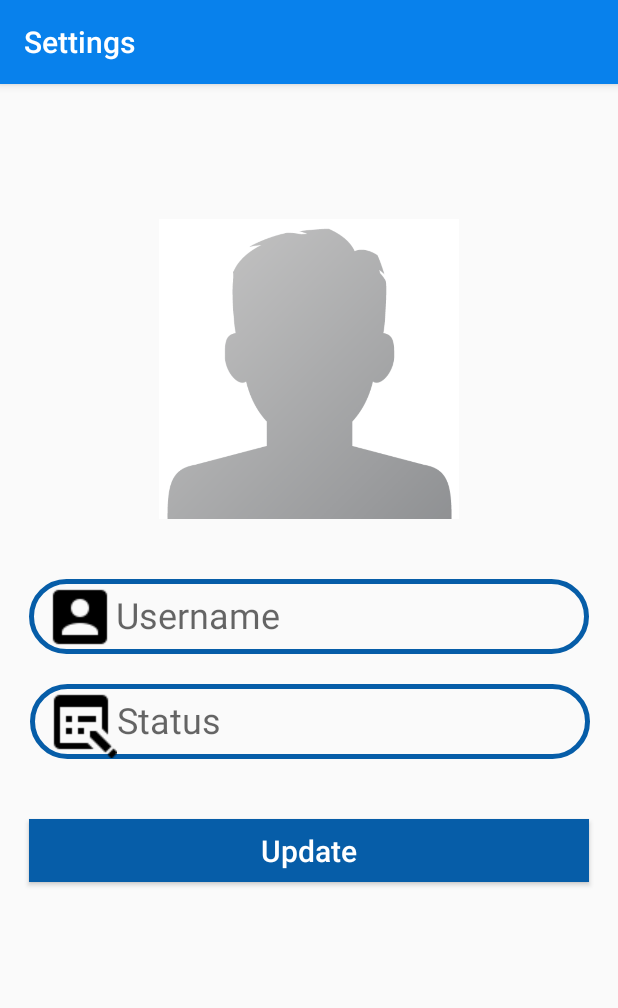
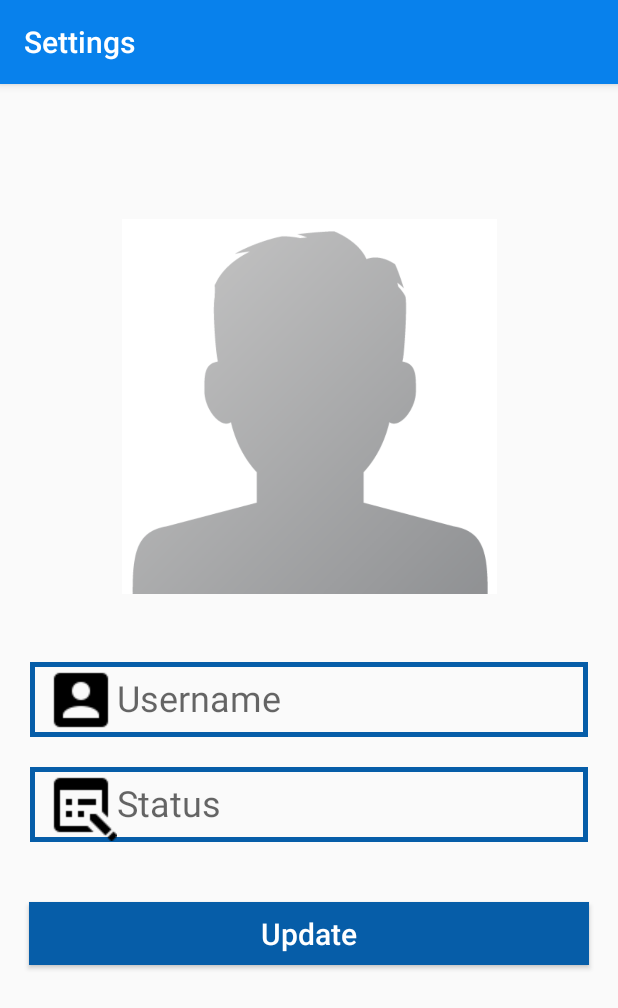
Before and after one commit to tejasborkar74/Whatsapp-Clone, an Android app: the screen it shows after launch once a user with an empty profile is signed in (SettingsActivity), on a phone screen of 412 x 824 dp. Shown: the top 1008 px of the screen. Run offline under Robolectric (Android 15) with nearby library versions, the phone set to English and light mode, and no system bars; our stand-ins replace Firebase (no records; nobody signed in at launch, a user with empty details on screens opened directly); libraries missing offline, so code that uses them is left out: com.theartofdev.edmodo.

Commit message:
working on Profile pic settings... just crop option is created

```diff
--- a/app/build.gradle
+++ b/app/build.gradle
@@ -32,8 +32,9 @@ dependencies {
     implementation 'com.google.firebase:firebase-auth:16.0.5'
     implementation 'com.google.firebase:firebase-database:16.0.4'
     implementation 'com.google.firebase:firebase-storage:16.0.4'
+    implementation 'de.hdodenhof:circleimageview:3.1.0'
+    implementation 'com.theartofdev.edmodo:android-image-cropper:2.8.+'
 
-    implementation 'de.hdodenhof:circleimageview:3.1.0'
     testImplementation 'junit:junit:4.12'
     androidTestImplementation 'androidx.test.ext:junit:1.1.1'
     androidTestImplementation 'androidx.test.espresso:espresso-core:3.2.0'
--- a/app/src/main/AndroidManifest.xml
+++ b/app/src/main/AndroidManifest.xml
@@ -3,6 +3,8 @@
     package="com.example.whatsappclone">
 
     <uses-permission android:name="android.permission.INTERNET" />
+    <uses-permission android:name="android.permission.READ_EXTERNAL_STORAGE"/>
+    <uses-permission android:name="android.permission.WRITE_EXTERNAL_STORAGE"/>
 
     <application
         android:allowBackup="true"
@@ -24,6 +26,8 @@
                 <category android:name="android.intent.category.LAUNCHER" />
             </intent-filter>
         </activity>
+        <activity android:name="com.theartofdev.edmodo.cropper.CropImageActivity"
+            android:theme="@style/Base.Theme.AppCompat"/>
     </application>
 
 </manifest>
--- a/app/src/main/java/com/example/whatsappclone/MainActivity.java
+++ b/app/src/main/java/com/example/whatsappclone/MainActivity.java
@@ -163,6 +163,7 @@ public class MainActivity extends AppCompatActivity {
         final EditText groupName=new EditText(this);
         groupName.setHint("Group Name");
 
+
         alertDialog.setView(groupName);
         alertDialog.setPositiveButton("Create", new DialogInterface.OnClickListener() {
             @Override
--- /dev/null
+++ b/app/src/main/res/drawable/text_border_extras.xml
@@ -0,0 +1,13 @@
+<?xml version="1.0" encoding="utf-8"?>
+<shape xmlns:android="http://schemas.android.com/apk/res/android"
+    android:shape="rectangle">
+
+    <stroke
+
+        android:width="3dp"
+        android:color="@color/colorPrimaryDark"
+        />
+
+
+
+</shape>
--- a/app/src/main/res/layout/activity_settings.xml
+++ b/app/src/main/res/layout/activity_settings.xml
@@ -8,8 +8,8 @@
 
     <ImageView
         android:id="@+id/ProfileImage"
-        android:layout_width="200dp"
-        android:layout_height="200dp"
+        android:layout_width="250dp"
+        android:layout_height="250dp"
         android:layout_centerHorizontal="true"
         android:layout_marginStart="100dp"
         android:layout_marginTop="90dp"
@@ -22,19 +22,17 @@
 
     <EditText
         android:id="@+id/UserNameEditText"
-        android:layout_width="373dp"
+        android:layout_width="match_parent"
         android:layout_height="50dp"
         android:layout_marginStart="20dp"
-        android:layout_marginTop="40dp"
+        android:layout_marginTop="45dp"
         android:layout_marginEnd="20dp"
         android:drawableStart="@drawable/edit_profile"
         android:ems="10"
         android:hint="Username"
         android:inputType="textPersonName"
-        android:background="@drawable/edit_text_border"
+        android:background="@drawable/text_border_extras"
         android:padding="10dp"
-
-
         android:textSize="24dp"
         android:textStyle="normal"
         app:layout_constraintEnd_toEndOf="parent"
@@ -43,7 +41,7 @@
 
     <EditText
         android:id="@+id/StatusEditText"
-        android:layout_width="373dp"
+        android:layout_width="match_parent"
         android:layout_height="50dp"
         android:layout_marginStart="20dp"
         android:layout_marginTop="20dp"
@@ -52,7 +50,7 @@
         android:ems="10"
         android:hint="Status"
         android:inputType="textPersonName"
-        android:background="@drawable/edit_text_border"
+        android:background="@drawable/text_border_extras"
         android:padding="10dp"
         android:textSize="24sp"
         android:textStyle="normal"
```
Also changed, not shown: app/src/main/java/com/example/whatsappclone/SettingsActivity.java (+38 -0 lines), app/src/main/res/layout/activity_login.xml (+9 -7 lines), app/src/main/res/layout/activity_register.xml (+11 -9 lines).
